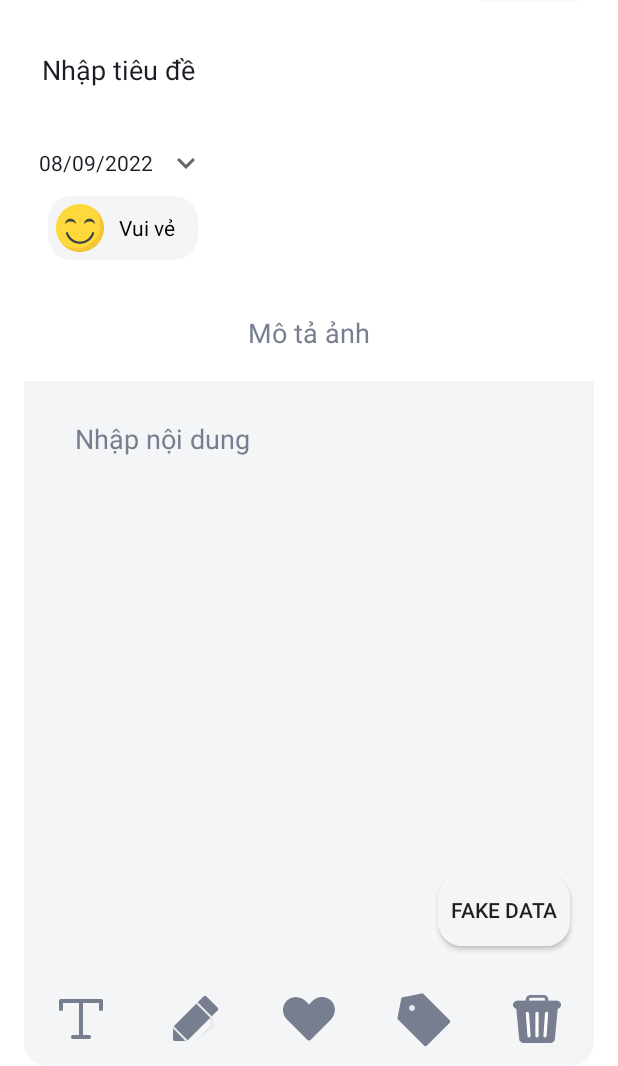
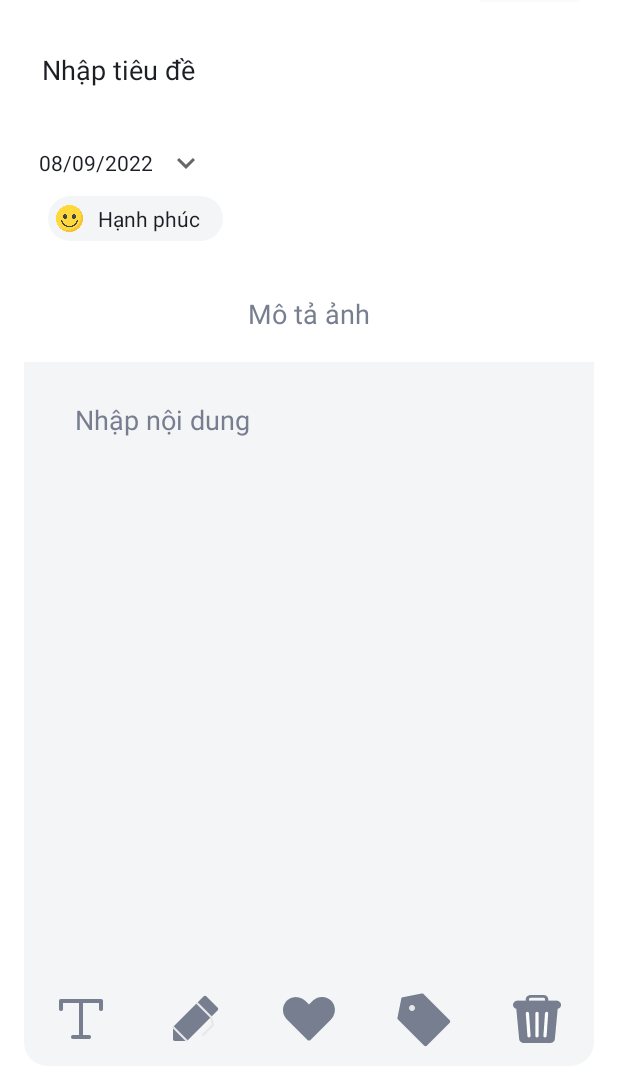
Before and after one commit to chinhdl891/dinote_kotlin, an Android app: the fragment CreateFragment placed in its activity, on a phone screen of 412 x 824 dp, the part 170-1236 px from its top. Run offline under Robolectric (Android 15) with nearby library versions, the phone set to English and light mode, and no system bars; our stand-ins replace data binding.

Commit message:
set up ui create dinote

```diff
--- a/app/src/main/java/com/bzk/dinoteslite/adapter/PhotoAdapter.kt
+++ b/app/src/main/java/com/bzk/dinoteslite/adapter/PhotoAdapter.kt
@@ -21,17 +21,15 @@ import com.bzk.dinoteslite.utils.ReSizeView
 class PhotoAdapter : RecyclerView.Adapter<PhotoAdapter.PhotoViewHolder>() {
 
     private var listImage = mutableListOf<PhotoModel>()
-    private var mContext: Context? = null
 
-    fun submitData(list: List<PhotoModel>, context: Context) {
+    fun submitData(list: List<PhotoModel>) {
         listImage.clear()
         listImage.addAll(list)
-        mContext = context
         notifyDataSetChanged()
     }
 
     override fun onCreateViewHolder(parent: ViewGroup, viewType: Int): PhotoViewHolder {
-        return PhotoViewHolder(LayoutInflater.from(mContext)
+        return PhotoViewHolder(LayoutInflater.from(parent.context)
             .inflate(R.layout.item_photo_ads, parent, false))
     }
 
--- /dev/null
+++ b/app/src/main/java/com/bzk/dinoteslite/model/Motion.kt
@@ -0,0 +1,4 @@
+package com.bzk.dinoteslite.model
+
+class Motion(var id: Int, var imgMotion: Int , var contentMotion : Int) {
+}
--- /dev/null
+++ b/app/src/main/java/com/bzk/dinoteslite/model/Tag.kt
@@ -0,0 +1,3 @@
+package com.bzk.dinoteslite.model
+
+class Tag(var id: Int = 0, var contentTag: String = "")
--- a/app/src/main/java/com/bzk/dinoteslite/view/fragment/CreateFragment.kt
+++ b/app/src/main/java/com/bzk/dinoteslite/view/fragment/CreateFragment.kt
@@ -1,15 +1,26 @@
 package com.bzk.dinoteslite.view.fragment
 
 
-import androidx.fragment.app.Fragment
+import android.util.Log
+import android.view.View
+import androidx.lifecycle.ViewModelProvider
 import com.bzk.dinoteslite.R
 import com.bzk.dinoteslite.base.BaseFragment
 import com.bzk.dinoteslite.databinding.FragmentCreateBinding
+import com.bzk.dinoteslite.model.Motion
+import com.bzk.dinoteslite.utils.ReSizeView
+import com.bzk.dinoteslite.view.dialog.DialogMotion
+import com.bzk.dinoteslite.viewmodel.CreateFragmentViewModel
 
+private const val TAG = "CreateFragment"
+class CreateFragment : BaseFragment<FragmentCreateBinding>(), View.OnClickListener {
+    private val viewModel: CreateFragmentViewModel by lazy {
+        ViewModelProvider(this)[CreateFragmentViewModel::class.java]
+    }
+    private lateinit var mMotion : Motion
 
-class CreateFragment : BaseFragment<FragmentCreateBinding>() {
     override fun getLayoutResource(): Int {
-       return R.layout.fragment_create
+        return R.layout.fragment_create
     }
 
     override fun setViewStatus() {
@@ -17,16 +28,52 @@ class CreateFragment : BaseFragment<FragmentCreateBinding>() {
     }
 
     override fun setUpdata() {
+        mMotion = viewModel.listMotion[1]
+        mBinding.imvCreateMotion.setImageResource(mMotion.imgMotion)
+        mBinding.edtCreateStatus.text = getText(mMotion.contentMotion)
+        observer()
+    }
 
+    private fun observer() {
+        viewModel.isFavorite.observe(this) {
+            if (it == false) {
+                mBinding.imvCreateTextLove.setImageResource(R.drawable.ic_text_love)
+            } else {
+                mBinding.imvCreateTextLove.setImageResource(R.drawable.ic_text_loved)
+            }
+        }
     }
 
     override fun onReSize() {
-
+        ReSizeView.resizeView(mBinding.imvCreateMotion, 48)
     }
 
     override fun onClick() {
-
+        mBinding.lnlCrateStatus.setOnClickListener(this)
+        mBinding.imvCreateTextLove.setOnClickListener(this)
     }
 
+    override fun onClick(p0: View) {
+        when (p0.id) {
+            R.id.lnl_crate_status -> openDialogMotion()
+            R.id.imv_create_text_love -> setFavoriteDionte()
+        }
+    }
 
+    private fun setFavoriteDionte() {
+        if (viewModel.getFavorite()){
+            viewModel.setFavorite(false)
+        } else {
+            viewModel.setFavorite(true)
+        }
+    }
+
+    private fun openDialogMotion() {
+        val dialogMotion = DialogMotion(mainActivity, onSelectItem = {
+            mMotion = it
+            mBinding.imvCreateMotion.setImageResource(it.imgMotion)
+            mBinding.edtCreateStatus.text = getText(it.contentMotion)
+        })
+        dialogMotion.show()
+    }
 }
--- a/app/src/main/java/com/bzk/dinoteslite/view/fragment/MainFragment.kt
+++ b/app/src/main/java/com/bzk/dinoteslite/view/fragment/MainFragment.kt
@@ -41,7 +41,7 @@ class MainFragment : BaseFragment<FragmentMainBinding>(), View.OnClickListener {
 
     override fun setUpdata() {
         photoAdapter = PhotoAdapter().apply {
-            submitData(viewModel.list.value!!, context = requireContext())
+            submitData(viewModel.list.value!!)
         }
         observeViewModel()
         mBinding.vpgMainFragment.adapter = photoAdapter
--- /dev/null
+++ b/app/src/main/java/com/bzk/dinoteslite/viewmodel/CreateFragmentViewModel.kt
@@ -0,0 +1,37 @@
+package com.bzk.dinoteslite.viewmodel
+
+import androidx.lifecycle.MutableLiveData
+import androidx.lifecycle.ViewModel
+import com.bzk.dinoteslite.R
+import com.bzk.dinoteslite.model.Motion
+import com.bzk.dinoteslite.model.Tag
+
+class CreateFragmentViewModel : ViewModel() {
+    var title: String? = null
+    var content: String? = null
+    var timeCreate = 0L
+    var desImage: String? = null
+    var imageUri: String? = null
+    var motionId = 0
+    var tagList: MutableList<Tag> = mutableListOf()
+    var isFavorite: MutableLiveData<Boolean> = MutableLiveData(false)
+    var listMotion = mutableListOf<Motion>(
+        Motion(0, R.drawable.ic_motion_item_fun, R.string.funny),
+        Motion(0, R.drawable.ic_motion_item_happy, R.string.happy),
+        Motion(0, R.drawable.ic_motion_item_cute, R.string.Cute),
+        Motion(0, R.drawable.ic_motion_item_cool, R.string.cool),
+        Motion(0, R.drawable.ic_motion_item_wow, R.string.wow),
+        Motion(0, R.drawable.ic_motion_item_worried, R.string.diseases),
+        Motion(0, R.drawable.ic_motion_item_interesting, R.string.noninteresting),
+        Motion(0, R.drawable.ic_motion_item_hate, R.string.hate)
+    )
+
+    fun setFavorite(favorite: Boolean) {
+        isFavorite.value = favorite
+    }
+    fun getFavorite() : Boolean{
+        return isFavorite.value!!
+    }
+
+
+}
--- a/app/src/main/res/layout/fragment_create.xml
+++ b/app/src/main/res/layout/fragment_create.xml
@@ -273,18 +273,6 @@
                 android:src="@drawable/ic_text_drop" />
         </LinearLayout>
 
-        <androidx.appcompat.widget.AppCompatButton
-            android:id="@+id/btn_create_fake_data"
-            android:layout_width="wrap_content"
-            android:layout_height="wrap_content"
-            android:layout_marginEnd="@dimen/margin_view_to_view_big"
-            android:layout_marginBottom="@dimen/padding_viewpager_theme"
-            android:background="@drawable/conner_view"
-            android:padding="@dimen/padding_text"
-            android:text="@string/fake_data"
-            app:layout_constraintBottom_toBottomOf="parent"
-            app:layout_constraintRight_toRightOf="parent" />
-
         <LinearLayout
             android:id="@+id/lnl_create_text_custom"
             android:layout_width="match_parent"
--- a/app/src/main/res/layout/item_photo_ads.xml
+++ b/app/src/main/res/layout/item_photo_ads.xml
@@ -17,6 +17,7 @@
             app:cardCornerRadius="@dimen/conner_radius">
 
             <ImageView
+                android:scaleType="fitXY"
                 android:id="@+id/imv_item_photo"
                 android:layout_width="match_parent"
                 android:layout_height="match_parent"
```
Also changed, not shown: app/src/main/java/com/bzk/dinoteslite/adapter/MotionAdapter.kt (added, +52 -0 lines), app/src/main/java/com/bzk/dinoteslite/base/BaseDialog.kt (added, +35 -0 lines), app/src/main/java/com/bzk/dinoteslite/base/BindingAdapter.kt (added, +16 -0 lines), app/src/main/java/com/bzk/dinoteslite/view/dialog/DialogMotion.kt (added, +41 -0 lines), app/src/main/res/layout/dialog_motion.xml (added, +22 -0 lines), app/src/main/res/layout/item_motion.xml (added, +36 -0 lines).
